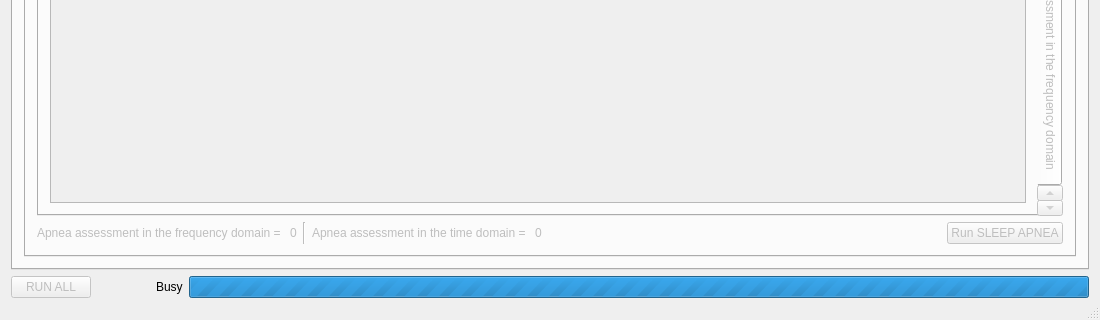
This is EKG/Views/airecgmain.ui in qwerty90/ProjektEKG as Qt 5 draws it before an edit; both pictures show x 0 to 1100 and y 448 to 768 of the 1100 by 768 pixel window. The edited form follows.
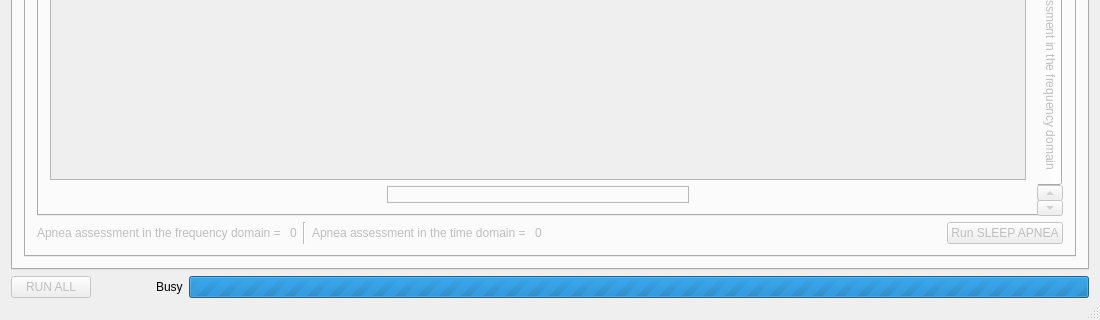
This is the edited form. The open tabs and pages were chosen to show the change. Icons and pictures are not drawn.

Commit message: GUI: Sleep Apnea, HRT

The edit to the form file:
```diff
--- a/EKG/Views/airecgmain.ui
+++ b/EKG/Views/airecgmain.ui
@@ -3447,13 +3447,63 @@
                       <rect>
                        <x>0</x>
                        <y>0</y>
-                       <width>63</width>
-                       <height>16</height>
+                       <width>988</width>
+                       <height>445</height>
                       </rect>
                      </property>
                     </widget>
                    </widget>
                   </item>
+                  <item>
+                   <layout class="QHBoxLayout" name="horizontalLayout_15">
+                    <item>
+                     <widget class="QFrame" name="frame">
+                      <property name="enabled">
+                       <bool>false</bool>
+                      </property>
+                      <property name="minimumSize">
+                       <size>
+                        <width>302</width>
+                        <height>17</height>
+                       </size>
+                      </property>
+                      <property name="maximumSize">
+                       <size>
+                        <width>302</width>
+                        <height>16777215</height>
+                       </size>
+                      </property>
+                      <property name="sizeIncrement">
+                       <size>
+                        <width>0</width>
+                        <height>33</height>
+                       </size>
+                      </property>
+                      <property name="baseSize">
+                       <size>
+                        <width>4</width>
+                        <height>33</height>
+                       </size>
+                      </property>
+                      <property name="layoutDirection">
+                       <enum>Qt::LeftToRight</enum>
+                      </property>
+                      <property name="styleSheet">
+                       <string notr="true">background-image: url(:/img/img/legend1.jpg);</string>
+                      </property>
+                      <property name="frameShape">
+                       <enum>QFrame::StyledPanel</enum>
+                      </property>
+                      <property name="frameShadow">
+                       <enum>QFrame::Raised</enum>
+                      </property>
+                      <property name="lineWidth">
+                       <number>30</number>
+                      </property>
+                     </widget>
+                    </item>
+                   </layout>
+                  </item>
                  </layout>
                 </widget>
                </widget>
```
Left out of the diff: 100 changed lines with no effect on the pictures. The commit also changes 4 other files.
